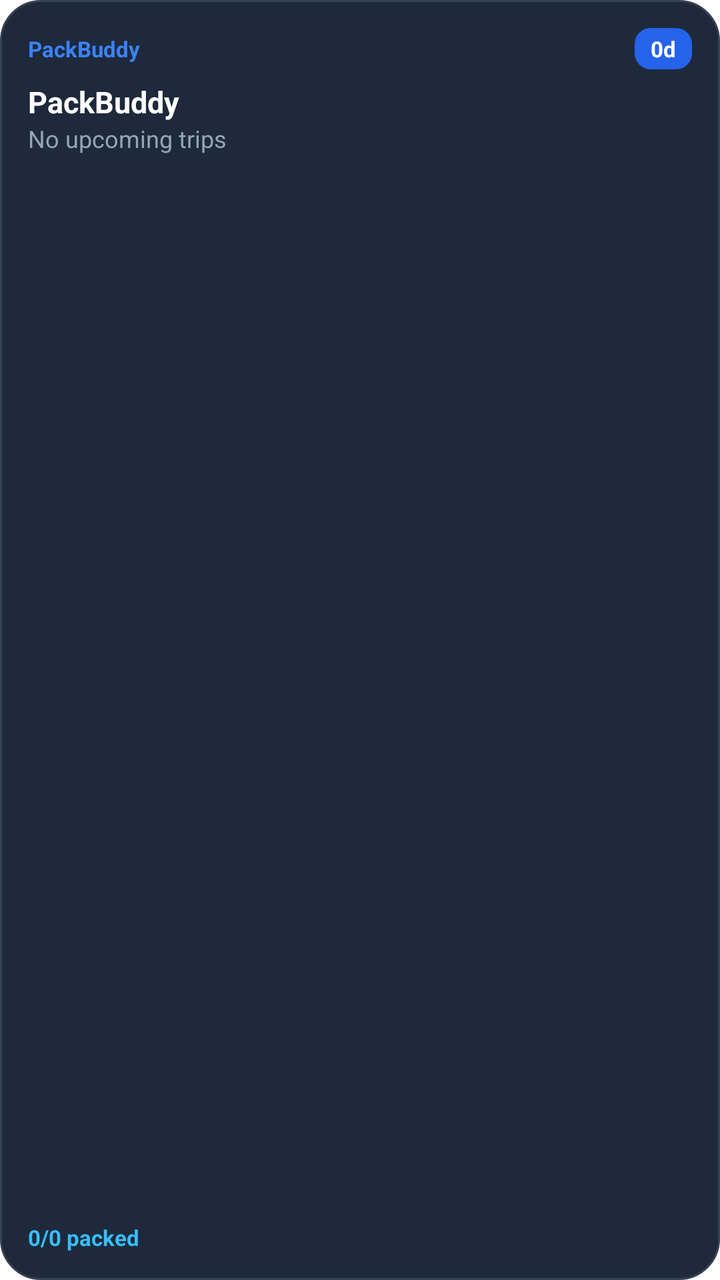
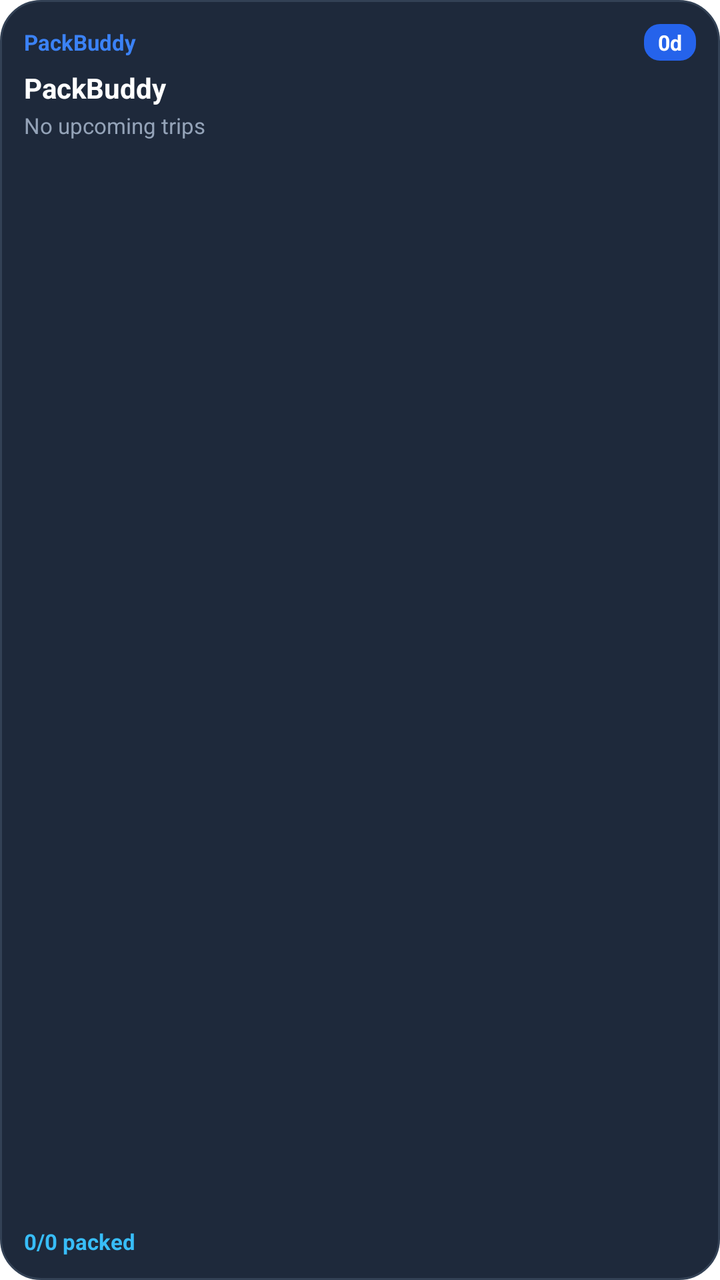

An Android layout rendered at two revisions. The XML below is the earlier revision; the diff shows what the commit changed to produce the second picture.
<!-- AndroidManifest.xml: fallback theme Theme.MaterialComponents.DayNight.NoActionBar -->
<!-- res/layout/packbuddy_widget.xml -->
<?xml version="1.0" encoding="utf-8"?>
<LinearLayout xmlns:android="http://schemas.android.com/apk/res/android"
    android:id="@+id/widget_container"
    android:layout_width="match_parent"
    android:layout_height="match_parent"
    android:background="@drawable/widget_bg"
    android:orientation="vertical"
    android:padding="14dp">

    
    <LinearLayout
        android:layout_width="match_parent"
        android:layout_height="wrap_content"
        android:gravity="center_vertical"
        android:orientation="horizontal">

        <TextView
            android:id="@+id/widget_app_name"
            android:layout_width="0dp"
            android:layout_height="wrap_content"
            android:layout_weight="1"
            android:text="PackBuddy"
            android:textColor="#3B82F6"
            android:textSize="11sp"
            android:textStyle="bold" />

        <TextView
            android:id="@+id/widget_days"
            android:layout_width="wrap_content"
            android:layout_height="wrap_content"
            android:background="@drawable/widget_badge_bg"
            android:paddingStart="8dp"
            android:paddingTop="3dp"
            android:paddingEnd="8dp"
            android:paddingBottom="3dp"
            android:text="0d"
            android:textColor="#FFFFFF"
            android:textSize="11sp"
            android:textStyle="bold" />
    </LinearLayout>

    <FrameLayout
        android:layout_width="match_parent"
        android:layout_height="6dp" />

    
    <TextView
        android:id="@+id/widget_title"
        android:layout_width="match_parent"
        android:layout_height="wrap_content"
        android:ellipsize="end"
        android:maxLines="1"
        android:text="PackBuddy"
        android:textColor="#FFFFFF"
        android:textSize="15sp"
        android:textStyle="bold" />

    <TextView
        android:id="@+id/widget_destination"
        android:layout_width="match_parent"
        android:layout_height="wrap_content"
        android:ellipsize="end"
        android:maxLines="1"
        android:text="No upcoming trips"
        android:textColor="#94A3B8"
        android:textSize="12sp" />

    <FrameLayout
        android:layout_width="match_parent"
        android:layout_height="0dp"
        android:layout_weight="1" />

    
    <LinearLayout
        android:layout_width="match_parent"
        android:layout_height="wrap_content"
        android:gravity="center_vertical"
        android:orientation="horizontal">

        <TextView
            android:id="@+id/widget_packing"
            android:layout_width="0dp"
            android:layout_height="wrap_content"
            android:layout_weight="1"
            android:ellipsize="end"
            android:maxLines="1"
            android:text="0/0 packed"
            android:textColor="#38BDF8"
            android:textSize="11sp"
            android:textStyle="bold" />

        <TextView
            android:id="@+id/widget_budget"
            android:layout_width="wrap_content"
            android:layout_height="wrap_content"
            android:ellipsize="end"
            android:maxLines="1"
            android:text=""
            android:textColor="#34D399"
            android:textSize="11sp"
            android:textStyle="bold" />
    </LinearLayout>

</LinearLayout>
<!-- resources referenced by this layout -->
<resources>
  <!-- drawable widget_badge_bg (drawable) -->
  <?xml version="1.0" encoding="utf-8"?>
  <shape xmlns:android="http://schemas.android.com/apk/res/android"
      android:shape="rectangle">
      <corners android:radius="8dp" />
      <solid android:color="#2563EB" />
  </shape>
  <!-- drawable widget_bg (drawable) -->
  <?xml version="1.0" encoding="utf-8"?>
  <shape xmlns:android="http://schemas.android.com/apk/res/android"
      android:shape="rectangle">
      <corners android:radius="20dp" />
      <solid android:color="#1E293B" />
      <stroke
          android:width="1dp"
          android:color="#334155" />
  </shape>
</resources>

<!-- the commit's change to res/layout/packbuddy_widget.xml (unified diff, before → after) -->
@@ -5,7 +5,7 @@
     android:layout_height="match_parent"
     android:background="@drawable/widget_bg"
     android:orientation="vertical"
-    android:padding="14dp">
+    android:padding="12dp">
 
     
     <LinearLayout
@@ -19,6 +19,8 @@
             android:layout_width="0dp"
             android:layout_height="wrap_content"
             android:layout_weight="1"
+            android:ellipsize="end"
+            android:maxLines="1"
             android:text="PackBuddy"
             android:textColor="#3B82F6"
             android:textSize="11sp"
@@ -29,19 +31,19 @@
             android:layout_width="wrap_content"
             android:layout_height="wrap_content"
             android:background="@drawable/widget_badge_bg"
-            android:paddingStart="8dp"
-            android:paddingTop="3dp"
-            android:paddingEnd="8dp"
-            android:paddingBottom="3dp"
+            android:paddingStart="7dp"
+            android:paddingTop="2dp"
+            android:paddingEnd="7dp"
+            android:paddingBottom="2dp"
             android:text="0d"
             android:textColor="#FFFFFF"
-            android:textSize="11sp"
+            android:textSize="10.5sp"
             android:textStyle="bold" />
     </LinearLayout>
 
     <FrameLayout
         android:layout_width="match_parent"
-        android:layout_height="6dp" />
+        android:layout_height="4dp" />
 
     
     <TextView
@@ -52,20 +54,43 @@
         android:maxLines="1"
         android:text="PackBuddy"
         android:textColor="#FFFFFF"
-        android:textSize="15sp"
+        android:textSize="14sp"
         android:textStyle="bold" />
 
     <TextView
         android:id="@+id/widget_destination"
         android:layout_width="match_parent"
         android:layout_height="wrap_content"
+        android:layout_marginTop="2dp"
         android:ellipsize="end"
         android:maxLines="1"
         android:text="No upcoming trips"
         android:textColor="#94A3B8"
-        android:textSize="12sp" />
+        android:textSize="11sp" />
 
+    
     <FrameLayout
+        android:id="@+id/widget_map_container"
+        android:layout_width="match_parent"
+        android:layout_height="0dp"
+        android:layout_weight="1"
+        android:layout_marginTop="4dp"
+        android:layout_marginBottom="4dp"
+        android:background="@drawable/widget_map_bg"
+        android:padding="2dp"
+        android:visibility="gone">
+
+        <ImageView
+            android:id="@+id/widget_map_image"
+            android:layout_width="match_parent"
+            android:layout_height="match_parent"
+            android:contentDescription="World Map"
+            android:scaleType="fitCenter" />
+    </FrameLayout>
+
+    
+    <FrameLayout
+        android:id="@+id/widget_spacer"
         android:layout_width="match_parent"
         android:layout_height="0dp"
         android:layout_weight="1" />
@@ -99,6 +124,19 @@
             android:textColor="#34D399"
             android:textSize="11sp"
             android:textStyle="bold" />
+
+        <TextView
+            android:id="@+id/widget_stat3"
+            android:layout_width="wrap_content"
+            android:layout_height="wrap_content"
+            android:layout_marginStart="6dp"
+            android:ellipsize="end"
+            android:maxLines="1"
+            android:text=""
+            android:textColor="#FBBF24"
+            android:textSize="11sp"
+            android:textStyle="bold"
+            android:visibility="gone" />
     </LinearLayout>
 
 </LinearLayout>
<!-- resource entries referenced after the edit -->
@@ -17,5 +17,15 @@
           android:width="1dp"
           android:color="#334155" />
   </shape>
+  <!-- drawable widget_map_bg (drawable) -->
+  <?xml version="1.0" encoding="utf-8"?>
+  <shape xmlns:android="http://schemas.android.com/apk/res/android"
+      android:shape="rectangle">
+      <corners android:radius="14dp" />
+      <solid android:color="#0B0F17" />
+      <stroke
+          android:width="1dp"
+          android:color="#334155" />
+  </shape>
 </resources>
 
